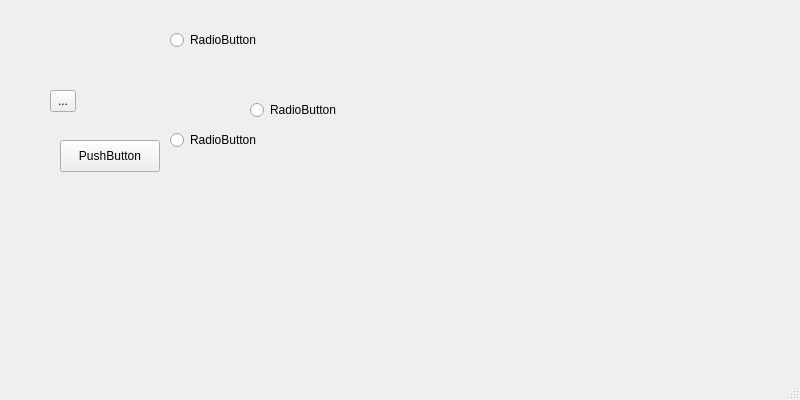
Old version of the form QT-Source/change-view/mywindow.ui in the repository losehu/RUBO-UDIPM.
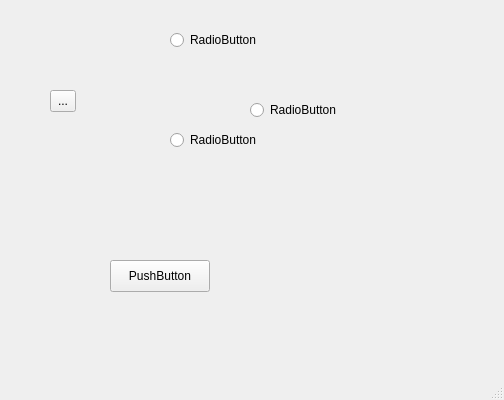
New version of the form.

The edit to the form file:
```diff
--- a/QT-Source/change-view/mywindow.ui
+++ b/QT-Source/change-view/mywindow.ui
@@ -6,7 +6,7 @@
    <rect>
     <x>0</x>
     <y>0</y>
-    <width>800</width>
+    <width>504</width>
     <height>400</height>
    </rect>
   </property>
@@ -43,8 +43,8 @@
    <widget class="QPushButton" name="pushButton">
     <property name="geometry">
      <rect>
-      <x>60</x>
-      <y>140</y>
+      <x>110</x>
+      <y>260</y>
       <width>100</width>
       <height>32</height>
      </rect>
```
Left out of the diff: 4 changed lines with no effect on the pictures.
